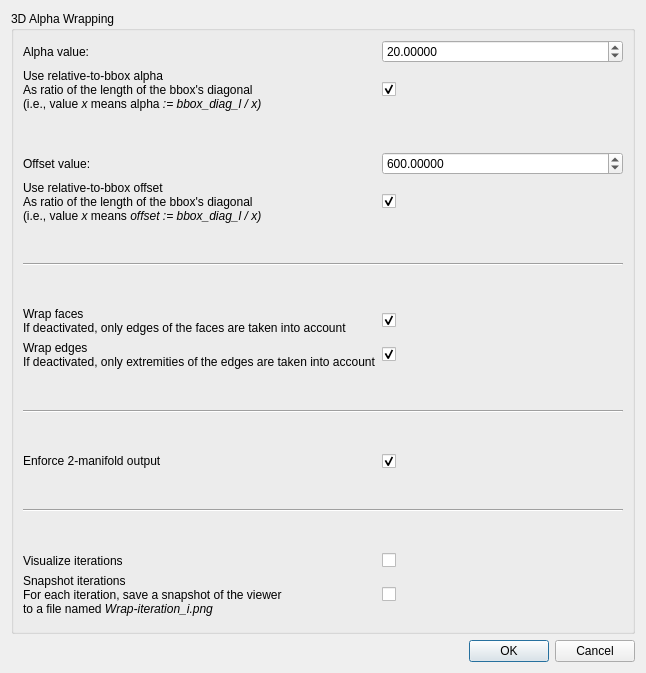
CGAL/releases, file demo/Polyhedron/Plugins/Alpha_wrap_3/alpha_wrap_3_dialog.ui: the form before one commit.
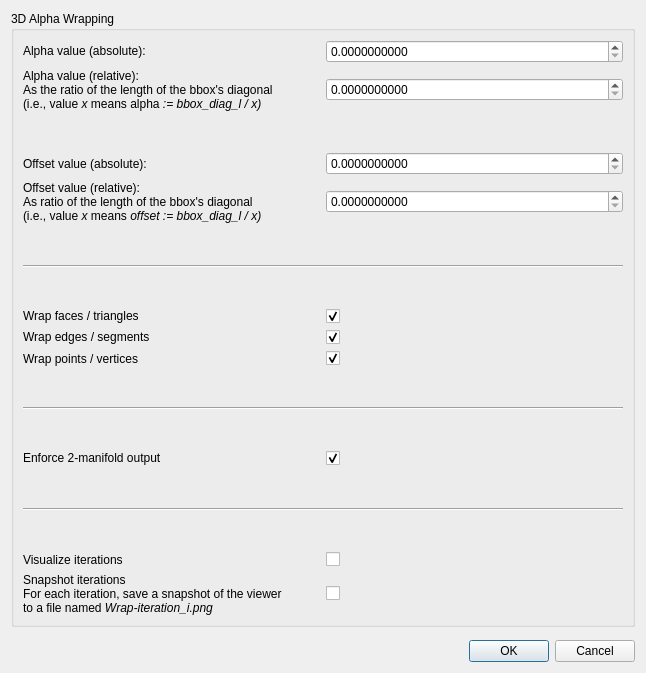
The form after the commit.

The edit to the form file:
```diff
--- a/demo/Polyhedron/Plugins/Alpha_wrap_3/alpha_wrap_3_dialog.ui
+++ b/demo/Polyhedron/Plugins/Alpha_wrap_3/alpha_wrap_3_dialog.ui
@@ -23,20 +23,24 @@
       <string>3D Alpha Wrapping</string>
      </property>
      <layout class="QGridLayout" name="gridLayout">
-      <item row="11" column="1">
-       <widget class="QCheckBox" name="wrapEdges">
+      <item row="6" column="0">
+       <widget class="QLabel" name="offsetValue_Label">
         <property name="text">
-         <string/>
+         <string>Offset value (absolute):</string>
         </property>
-        <property name="checked">
-         <bool>true</bool>
+       </widget>
+      </item>
+      <item row="8" column="0">
+       <widget class="QLabel" name="relativeOffsetValue_Label">
+        <property name="text">
+         <string>&lt;html&gt;&lt;head/&gt;&lt;body&gt;&lt;p&gt;Offset value (relative):&lt;br/&gt;&lt;span style=&quot; font-size:9pt;&quot;&gt;As ratio of the length of the bbox's diagonal&lt;br/&gt;(i.e., value &lt;/span&gt;&lt;span style=&quot; font-size:9pt; font-style:italic;&quot;&gt;x &lt;/span&gt;&lt;span style=&quot; font-size:9pt;&quot;&gt;means &lt;/span&gt;&lt;span style=&quot; font-size:9pt; font-style:italic;&quot;&gt;offset := bbox_diag_l / x)&lt;/span&gt;&lt;/p&gt;&lt;/body&gt;&lt;/html&gt;</string>
         </property>
        </widget>
       </item>
       <item row="0" column="1">
        <widget class="QDoubleSpinBox" name="alphaValue">
         <property name="decimals">
-         <number>5</number>
+         <number>10</number>
         </property>
         <property name="minimum">
          <double>0.000000000000000</double>
@@ -45,27 +49,60 @@
          <double>100000000.000000000000000</double>
         </property>
         <property name="singleStep">
-         <double>0.000001000000000</double>
+         <double>1.000000000000000</double>
         </property>
         <property name="value">
-         <double>20.000000000000000</double>
+         <double>0.000000000000000</double>
         </property>
        </widget>
       </item>
-      <item row="15" column="0">
-       <widget class="QLabel" name="runManifoldness_Label">
-        <property name="enabled">
-         <bool>true</bool>
+      <item row="23" column="0">
+       <spacer name="verticalSpacer_4">
+        <property name="orientation">
+         <enum>Qt::Vertical</enum>
         </property>
+        <property name="sizeHint" stdset="0">
+         <size>
+          <width>20</width>
+          <height>40</height>
+         </size>
+        </property>
+       </spacer>
+      </item>
+      <item row="1" column="1">
+       <widget class="QDoubleSpinBox" name="relativeAlphaValue">
+        <property name="decimals">
+         <number>10</number>
+        </property>
+        <property name="minimum">
+         <double>0.000000000000000</double>
+        </property>
+        <property name="maximum">
+         <double>10000000.000000000000000</double>
+        </property>
+        <property name="singleStep">
+         <double>1.000000000000000</double>
+        </property>
+        <property name="value">
+         <double>0.000000000000000</double>
+        </property>
+       </widget>
+      </item>
+      <item row="27" column="0">
+       <widget class="QLabel" name="snapshotIterations_Label">
         <property name="text">
-         <string>&lt;html&gt;&lt;head/&gt;&lt;body&gt;&lt;p&gt;Enforce 2-manifold output&lt;/p&gt;&lt;/body&gt;&lt;/html&gt;</string>
+         <string>&lt;html&gt;&lt;head/&gt;&lt;body&gt;&lt;p&gt;Snapshot iterations&lt;br/&gt;&lt;span style=&quot; font-size:9pt;&quot;&gt;For each iteration, save a snapshot of the viewer &lt;br/&gt;to a file named &lt;/span&gt;&lt;span style=&quot; font-size:9pt; font-style:italic;&quot;&gt;Wrap-iteration_i.png&lt;/span&gt;&lt;/p&gt;&lt;/body&gt;&lt;/html&gt;</string>
         </property>
-        <property name="alignment">
-         <set>Qt::AlignLeading|Qt::AlignLeft|Qt::AlignVCenter</set>
+       </widget>
+      </item>
+      <item row="20" column="0" colspan="2">
+       <widget class="Line" name="line_2">
+        <property name="orientation">
+         <enum>Qt::Horizontal</enum>
         </property>
        </widget>
       </item>
-      <item row="18" column="0">
+      <item row="25" column="0">
        <spacer name="verticalSpacer_7">
         <property name="orientation">
          <enum>Qt::Vertical</enum>
@@ -78,112 +115,23 @@
         </property>
        </spacer>
       </item>
-      <item row="0" column="0">
-       <widget class="QLabel" name="alphaValue_Label">
-        <property name="text">
-         <string>Alpha value:</string>
-        </property>
-        <property name="alignment">
-         <set>Qt::AlignLeading|Qt::AlignLeft|Qt::AlignVCenter</set>
-        </property>
-       </widget>
-      </item>
-      <item row="9" column="0">
-       <spacer name="verticalSpacer_3">
-        <property name="orientation">
-         <enum>Qt::Vertical</enum>
-        </property>
-        <property name="sizeHint" stdset="0">
-         <size>
-          <width>20</width>
-          <height>40</height>
-         </size>
-        </property>
-       </spacer>
-      </item>
-      <item row="12" column="0">
-       <spacer name="verticalSpacer_6">
-        <property name="orientation">
-         <enum>Qt::Vertical</enum>
-        </property>
-        <property name="sizeHint" stdset="0">
-         <size>
-          <width>20</width>
-          <height>40</height>
-         </size>
-        </property>
-       </spacer>
-      </item>
-      <item row="19" column="0">
+      <item row="26" column="0">
        <widget class="QLabel" name="visualizeIterations_Label">
         <property name="text">
          <string>Visualize iterations</string>
         </property>
        </widget>
       </item>
-      <item row="6" column="0">
-       <widget class="QLabel" name="relativeOffset_Label">
+      <item row="0" column="0">
+       <widget class="QLabel" name="alphaValue_Label">
         <property name="text">
-         <string>&lt;html&gt;&lt;head/&gt;&lt;body&gt;&lt;p&gt;Use relative-to-bbox offset&lt;br/&gt;&lt;span style=&quot; font-size:9pt;&quot;&gt;As ratio of the length of the bbox's diagonal&lt;br/&gt;(i.e., value &lt;/span&gt;&lt;span style=&quot; font-size:9pt; font-style:italic;&quot;&gt;x &lt;/span&gt;&lt;span style=&quot; font-size:9pt;&quot;&gt;means &lt;/span&gt;&lt;span style=&quot; font-size:9pt; font-style:italic;&quot;&gt;offset := bbox_diag_l / x)&lt;/span&gt;&lt;/p&gt;&lt;/body&gt;&lt;/html&gt;</string>
+         <string>&lt;html&gt;&lt;head/&gt;&lt;body&gt;&lt;p&gt;Alpha value (absolute):&lt;/p&gt;&lt;/body&gt;&lt;/html&gt;</string>
         </property>
        </widget>
       </item>
-      <item row="16" column="0">
-       <spacer name="verticalSpacer_4">
-        <property name="orientation">
-         <enum>Qt::Vertical</enum>
-        </property>
-        <property name="sizeHint" stdset="0">
-         <size>
-          <width>20</width>
-          <height>40</height>
-         </size>
-        </property>
-       </spacer>
-      </item>
-      <item row="4" column="1">
-       <widget class="QDoubleSpinBox" name="offsetValue">
-        <property name="decimals">
-         <number>5</number>
-        </property>
-        <property name="minimum">
-         <double>0.000000000000000</double>
-        </property>
-        <property name="maximum">
-         <double>100000000.000000000000000</double>
-        </property>
-        <property name="singleStep">
-         <double>0.000001000000000</double>
-        </property>
-        <property name="value">
-         <double>600.000000000000000</double>
-        </property>
-       </widget>
-      </item>
-      <item row="17" column="0" colspan="2">
-       <widget class="Line" name="line_4">
-        <property name="orientation">
-         <enum>Qt::Horizontal</enum>
-        </property>
-       </widget>
-      </item>
-      <item row="10" column="0">
-       <widget class="QLabel" name="wrapFaces_Label">
+      <item row="12" column="1">
+       <widget class="QCheckBox" name="wrapTriangles">
         <property name="text">
-         <string>&lt;html&gt;&lt;head/&gt;&lt;body&gt;&lt;p&gt;Wrap faces&lt;br/&gt;&lt;span style=&quot; font-size:9pt;&quot;&gt;If deactivated, only edges of the faces are taken into account&lt;/span&gt;&lt;/p&gt;&lt;/body&gt;&lt;/html&gt;</string>
-        </property>
-       </widget>
-      </item>
-      <item row="11" column="0">
-       <widget class="QLabel" name="wrapEdges_Label">
-        <property name="text">
-         <string>&lt;html&gt;&lt;head/&gt;&lt;body&gt;&lt;p&gt;Wrap edges&lt;br/&gt;&lt;span style=&quot; font-size:9pt;&quot;&gt;If deactivated, only extremities of the edges are taken into account&lt;/span&gt;&lt;/p&gt;&lt;/body&gt;&lt;/html&gt;</string>
-        </property>
-       </widget>
-      </item>
-      <item row="1" column="1">
-       <widget class="QCheckBox" name="relativeAlpha">
-        <property name="text">
          <string/>
         </property>
         <property name="checked">
@@ -191,51 +139,7 @@
         </property>
        </widget>
       </item>
-      <item row="7" column="0">
-       <spacer name="verticalSpacer_5">
-        <property name="orientation">
-         <enum>Qt::Vertical</enum>
-        </property>
-        <property name="sizeHint" stdset="0">
-         <size>
-          <width>20</width>
-          <height>40</height>
-         </size>
-        </property>
-       </spacer>
-      </item>
-      <item row="1" column="0">
-       <widget class="QLabel" name="relativeAlpha_Label">
-        <property name="text">
-         <string>&lt;html&gt;&lt;head/&gt;&lt;body&gt;&lt;p&gt;Use relative-to-bbox alpha&lt;br/&gt;&lt;span style=&quot; font-size:9pt;&quot;&gt;As ratio of the length of the bbox's diagonal&lt;br/&gt;(i.e., value &lt;/span&gt;&lt;span style=&quot; font-size:9pt; font-style:italic;&quot;&gt;x &lt;/span&gt;&lt;span style=&quot; font-size:9pt;&quot;&gt;means alpha&lt;/span&gt;&lt;span style=&quot; font-size:9pt; font-style:italic;&quot;&gt; := bbox_diag_l / x)&lt;/span&gt;&lt;/p&gt;&lt;/body&gt;&lt;/html&gt;</string>
-        </property>
-       </widget>
-      </item>
-      <item row="21" column="0">
-       <widget class="Line" name="line_3">
-        <property name="orientation">
-         <enum>Qt::Vertical</enum>
-        </property>
-       </widget>
-      </item>
-      <item row="19" column="1">
-       <widget class="QCheckBox" name="visualizeIterations">
-        <property name="text">
-         <string/>
-        </property>
-       </widget>
-      </item>
-      <item row="10" column="1">
-       <widget class="QCheckBox" name="wrapFaces">
-        <property name="text">
-         <string/>
-        </property>
-        <property name="checked">
-         <bool>true</bool>
-        </property>
-       </widget>
-      </item>
-      <item row="2" column="0">
+      <item row="5" column="0">
        <spacer name="verticalSpacer">
         <property name="orientation">
          <enum>Qt::Vertical</enum>
@@ -248,38 +152,7 @@
         </property>
        </spacer>
       </item>
-      <item row="6" column="1">
-       <widget class="QCheckBox" name="relativeOffset">
-        <property name="text">
-         <string/>
-        </property>
-        <property name="checked">
-         <bool>true</bool>
-        </property>
-       </widget>
-      </item>
-      <item row="13" column="0" colspan="2">
-       <widget class="Line" name="line_2">
-        <property name="orientation">
-         <enum>Qt::Horizontal</enum>
-        </property>
-       </widget>
-      </item>
-      <item row="4" column="0">
-       <widget class="QLabel" name="offsetValue_Label">
-        <property name="text">
-         <string>Offset value:</string>
-        </property>
-       </widget>
-      </item>
-      <item row="8" column="0" colspan="2">
-       <widget class="Line" name="line">
-        <property name="orientation">
-         <enum>Qt::Horizontal</enum>
-        </property>
-       </widget>
-      </item>
-      <item row="15" column="1">
+      <item row="22" column="1">
        <widget class="QCheckBox" name="runManifoldness">
         <property name="text">
          <string/>
@@ -289,8 +162,25 @@
         </property>
        </widget>
       </item>
-      <item row="14" column="0">
-       <spacer name="verticalSpacer_2">
+      <item row="10" column="0" colspan="2">
+       <widget class="Line" name="line">
+        <property name="orientation">
+         <enum>Qt::Horizontal</enum>
+        </property>
+       </widget>
+      </item>
+      <item row="13" column="1">
+       <widget class="QCheckBox" name="wrapSegments">
+        <property name="text">
+         <string/>
+        </property>
+        <property name="checked">
+         <bool>true</bool>
+        </property>
+       </widget>
+      </item>
+      <item row="11" column="0">
+       <spacer name="verticalSpacer_3">
         <property name="orientation">
          <enum>Qt::Vertical</enum>
         </property>
@@ -302,14 +192,26 @@
         </property>
        </spacer>
       </item>
-      <item row="20" column="0">
-       <widget class="QLabel" name="snapshotIterations_Label">
-        <property name="text">
-         <string>&lt;html&gt;&lt;head/&gt;&lt;body&gt;&lt;p&gt;Snapshot iterations&lt;br/&gt;&lt;span style=&quot; font-size:9pt;&quot;&gt;For each iteration, save a snapshot of the viewer &lt;br/&gt;to a file named &lt;/span&gt;&lt;span style=&quot; font-size:9pt; font-style:italic;&quot;&gt;Wrap-iteration_i.png&lt;/span&gt;&lt;/p&gt;&lt;/body&gt;&lt;/html&gt;</string>
+      <item row="8" column="1">
+       <widget class="QDoubleSpinBox" name="relativeOffsetValue">
+        <property name="decimals">
+         <number>10</number>
+        </property>
+        <property name="minimum">
+         <double>0.000000000000000</double>
+        </property>
+        <property name="maximum">
+         <double>10000000.000000000000000</double>
+        </property>
+        <property name="singleStep">
+         <double>1.000000000000000</double>
+        </property>
+        <property name="value">
+         <double>0.000000000000000</double>
         </property>
        </widget>
       </item>
-      <item row="20" column="1">
+      <item row="27" column="1">
        <widget class="QCheckBox" name="snapshotIterations">
         <property name="text">
          <string/>
@@ -319,10 +221,136 @@
         </property>
        </widget>
       </item>
+      <item row="21" column="0">
+       <spacer name="verticalSpacer_2">
+        <property name="orientation">
+         <enum>Qt::Vertical</enum>
+        </property>
+        <property name="sizeHint" stdset="0">
+         <size>
+          <width>20</width>
+          <height>40</height>
+         </size>
+        </property>
+       </spacer>
+      </item>
+      <item row="16" column="0">
+       <widget class="QLabel" name="label">
+        <property name="text">
+         <string>Wrap points / vertices</string>
+        </property>
+       </widget>
+      </item>
+      <item row="24" column="0" colspan="2">
+       <widget class="Line" name="line_4">
+        <property name="orientation">
+         <enum>Qt::Horizontal</enum>
+        </property>
+       </widget>
+      </item>
+      <item row="22" column="0">
+       <widget class="QLabel" name="runManifoldness_Label">
+        <property name="enabled">
+         <bool>true</bool>
+        </property>
+        <property name="text">
+         <string>&lt;html&gt;&lt;head/&gt;&lt;body&gt;&lt;p&gt;Enforce 2-manifold output&lt;/p&gt;&lt;/body&gt;&lt;/html&gt;</string>
+        </property>
+        <property name="alignment">
+         <set>Qt::AlignLeading|Qt::AlignLeft|Qt::AlignVCenter</set>
+        </property>
+       </widget>
+      </item>
+      <item row="26" column="1">
+       <widget class="QCheckBox" name="visualizeIterations">
+        <property name="text">
+         <string/>
+        </property>
+       </widget>
+      </item>
+      <item row="12" column="0">
+       <widget class="QLabel" name="wrapTriangles_Label">
+        <property name="text">
+         <string>&lt;html&gt;&lt;head/&gt;&lt;body&gt;&lt;p&gt;Wrap faces / triangles&lt;/p&gt;&lt;/body&gt;&lt;/html&gt;</string>
+        </property>
+       </widget>
+      </item>
+      <item row="16" column="1">
+       <widget class="QCheckBox" name="wrapPoints">
+        <property name="text">
+         <string/>
+        </property>
+        <property name="checked">
+         <bool>true</bool>
+        </property>
+       </widget>
+      </item>
+      <item row="6" column="1">
+       <widget class="QDoubleSpinBox" name="offsetValue">
+        <property name="decimals">
+         <number>10</number>
+        </property>
+        <property name="minimum">
+         <double>0.000000000000000</double>
+        </property>
+        <property name="maximum">
+         <double>100000000.000000000000000</double>
+        </property>
+        <property name="singleStep">
+         <double>1.000000000000000</double>
+        </property>
+        <property name="value">
+         <double>0.000000000000000</double>
+        </property>
+       </widget>
+      </item>
+      <item row="1" column="0">
+       <widget class="QLabel" name="relativeAlphaValue_Label">
+        <property name="text">
+         <string>&lt;html&gt;&lt;head/&gt;&lt;body&gt;&lt;p&gt;Alpha value (relative):&lt;br/&gt;&lt;span style=&quot; font-size:9pt;&quot;&gt;As the ratio of the length of the bbox's diagonal&lt;br/&gt;(i.e., value &lt;/span&gt;&lt;span style=&quot; font-size:9pt; font-style:italic;&quot;&gt;x &lt;/span&gt;&lt;span style=&quot; font-size:9pt;&quot;&gt;means alpha&lt;/span&gt;&lt;span style=&quot; font-size:9pt; font-style:italic;&quot;&gt; := bbox_diag_l / x)&lt;/span&gt;&lt;/p&gt;&lt;/body&gt;&lt;/html&gt;</string>
+        </property>
+        <property name="alignment">
+         <set>Qt::AlignLeading|Qt::AlignLeft|Qt::AlignVCenter</set>
+        </property>
+       </widget>
+      </item>
+      <item row="9" column="0">
+       <spacer name="verticalSpacer_5">
+        <property name="orientation">
+         <enum>Qt::Vertical</enum>
+        </property>
+        <property name="sizeHint" stdset="0">
+         <size>
+          <width>20</width>
+          <height>40</height>
+         </size>
+        </property>
+       </spacer>
+      </item>
+      <item row="13" column="0">
+       <widget class="QLabel" name="wrapSegments_Label">
+        <property name="text">
+         <string>&lt;html&gt;&lt;head/&gt;&lt;body&gt;&lt;p&gt;Wrap edges / segments&lt;/p&gt;&lt;/body&gt;&lt;/html&gt;</string>
+        </property>
+       </widget>
+      </item>
+      <item row="17" column="0">
+       <spacer name="verticalSpacer_8">
+        <property name="orientation">
+         <enum>Qt::Vertical</enum>
+        </property>
+        <property name="sizeHint" stdset="0">
+         <size>
+          <width>20</width>
+          <height>40</height>
+         </size>
+        </property>
+       </spacer>
+      </item>
      </layout>
     </widget>
    </item>
-   <item row="2" column="0">
+   <item row="3" column="0">
     <widget class="QDialogButtonBox" name="buttonBox">
      <property name="orientation">
       <enum>Qt::Horizontal</enum>
@@ -332,6 +360,19 @@
      </property>
     </widget>
    </item>
+   <item row="2" column="0">
+    <spacer name="verticalSpacer_6">
+     <property name="orientation">
+      <enum>Qt::Vertical</enum>
+     </property>
+     <property name="sizeHint" stdset="0">
+      <size>
+       <width>20</width>
+       <height>40</height>
+      </size>
+     </property>
+    </spacer>
+   </item>
   </layout>
  </widget>
  <tabstops>
```
Left out of the diff: 18 changed lines with no effect on the pictures.
